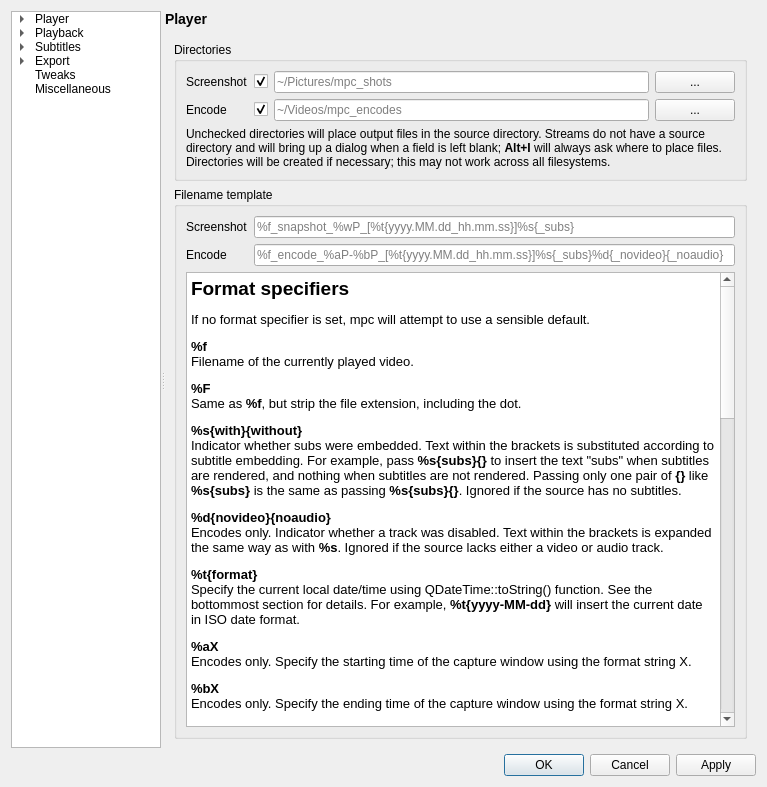
First picture: the form in settingswindow.ui, repository mpc-qt/mpc-qt, before the edit.
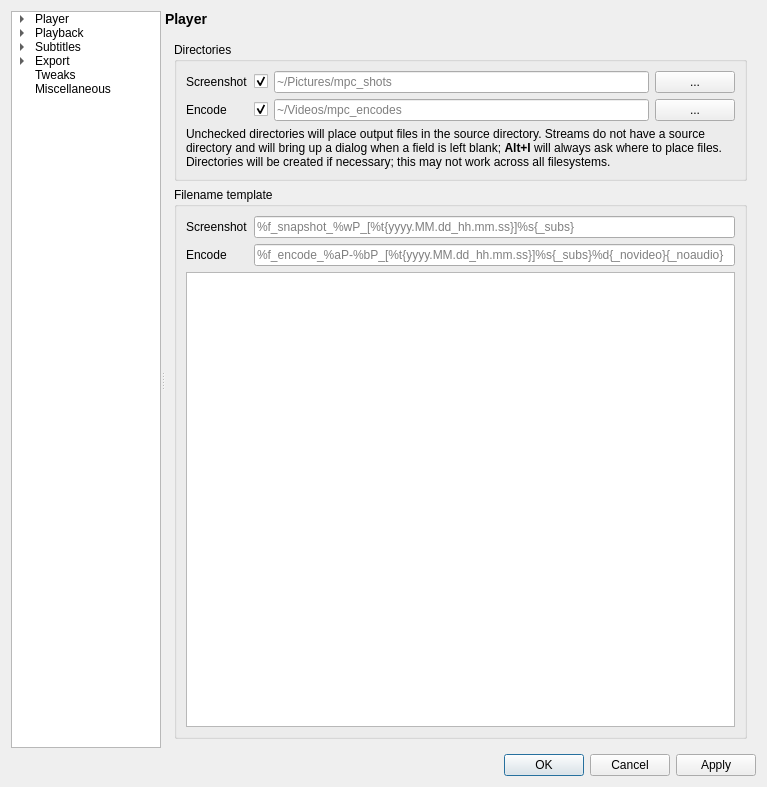
Second picture: the form after the edit. The open tabs and pages were chosen to show the change.

Commit message:
settingswindow: move format documents to resources
I changed my default font to Noto Sans instead of Oxygen Sans.  The
existing documents had Oxygen sans embedded, which looked passable but
different if you knew what you were looking for, so let's move them to a
seperate document and tidy them up a bit with htmltidy.  I doubt Windows
or OSX have either fonts, so lets just go with the default.

The edit to the form file:
```diff
--- a/settingswindow.ui
+++ b/settingswindow.ui
@@ -5332,55 +5332,10 @@
               </item>
               <item row="2" column="0" colspan="2">
                <widget class="QTextBrowser" name="textBrowser">
-                <property name="html">
-                 <string>&lt;!DOCTYPE HTML PUBLIC &quot;-//W3C//DTD HTML 4.0//EN&quot; &quot;http://www.w3.org/TR/REC-html40/strict.dtd&quot;&gt;
-&lt;html&gt;&lt;head&gt;&lt;meta name=&quot;qrichtext&quot; content=&quot;1&quot; /&gt;&lt;style type=&quot;text/css&quot;&gt;
-p, li { white-space: pre-wrap; }
-&lt;/style&gt;&lt;/head&gt;&lt;body style=&quot; font-family:'Oxygen-Sans'; font-size:10pt; font-weight:400; font-style:normal;&quot;&gt;
-&lt;p style=&quot; margin-top:12px; margin-bottom:12px; margin-left:0px; margin-right:0px; -qt-block-indent:0; text-indent:0px;&quot;&gt;&lt;span style=&quot; font-size:14pt; font-weight:600;&quot;&gt;Format specifiers&lt;/span&gt;&lt;/p&gt;
-&lt;p style=&quot; margin-top:12px; margin-bottom:12px; margin-left:0px; margin-right:0px; -qt-block-indent:0; text-indent:0px;&quot;&gt;If no format specifier is set, mpc will attempt to use a sensible default.&lt;/p&gt;
-&lt;p style=&quot; margin-top:12px; margin-bottom:12px; margin-left:0px; margin-right:0px; -qt-block-indent:0; text-indent:0px;&quot;&gt;&lt;span style=&quot; font-weight:600;&quot;&gt;%f&lt;/span&gt;&lt;br /&gt;Filename of the currently played video.&lt;/p&gt;
-&lt;p style=&quot; margin-top:12px; margin-bottom:12px; margin-left:0px; margin-right:0px; -qt-block-indent:0; text-indent:0px;&quot;&gt;&lt;span style=&quot; font-weight:600;&quot;&gt;%F&lt;/span&gt;&lt;br /&gt;Same as &lt;span style=&quot; font-weight:600;&quot;&gt;%f&lt;/span&gt;, but strip the file extension, including the dot.&lt;/p&gt;
-&lt;p style=&quot; margin-top:12px; margin-bottom:12px; margin-left:0px; margin-right:0px; -qt-block-indent:0; text-indent:0px;&quot;&gt;&lt;span style=&quot; font-weight:600;&quot;&gt;%s{with}{without}&lt;/span&gt;&lt;br /&gt;Indicator whether subs were embedded. Text within the brackets is substituted according to subtitle embedding. For example, pass &lt;span style=&quot; font-weight:600;&quot;&gt;%s{subs}{}&lt;/span&gt; to insert the text &amp;quot;subs&amp;quot; when subtitles are rendered, and nothing when subtitles are not rendered. Passing only one pair of &lt;span style=&quot; font-weight:600;&quot;&gt;{}&lt;/span&gt; like &lt;span style=&quot; font-weight:600;&quot;&gt;%s{subs}&lt;/span&gt; is the same as passing &lt;span style=&quot; font-weight:600;&quot;&gt;%s{subs}{}&lt;/span&gt;. Ignored if the source has no subtitles.&lt;/p&gt;
-&lt;p style=&quot; margin-top:12px; margin-bottom:12px; margin-left:0px; margin-right:0px; -qt-block-indent:0; text-indent:0px;&quot;&gt;&lt;span style=&quot; font-weight:600;&quot;&gt;%d{novideo}{noaudio}&lt;/span&gt;&lt;br /&gt;Encodes only. Indicator whether a track was disabled. Text within the brackets is expanded the same way as with &lt;span style=&quot; font-weight:600;&quot;&gt;%s&lt;/span&gt;. Ignored if the source lacks either a video or audio track.&lt;/p&gt;
-&lt;p style=&quot; margin-top:12px; margin-bottom:12px; margin-left:0px; margin-right:0px; -qt-block-indent:0; text-indent:0px;&quot;&gt;&lt;span style=&quot; font-weight:600;&quot;&gt;%t{format}&lt;/span&gt;&lt;br /&gt;Specify the current local date/time using QDateTime::toString() function. See the bottommost section for details. For example, &lt;span style=&quot; font-weight:600;&quot;&gt;%t{yyyy-MM-dd}&lt;/span&gt; will insert the current date in ISO date format.&lt;/p&gt;
-&lt;p style=&quot; margin-top:12px; margin-bottom:12px; margin-left:0px; margin-right:0px; -qt-block-indent:0; text-indent:0px;&quot;&gt;&lt;span style=&quot; font-weight:600;&quot;&gt;%aX&lt;/span&gt;&lt;br /&gt;Encodes only. Specify the starting time of the capture window using the format string X.&lt;/p&gt;
-&lt;p style=&quot; margin-top:12px; margin-bottom:12px; margin-left:0px; margin-right:0px; -qt-block-indent:0; text-indent:0px;&quot;&gt;&lt;span style=&quot; font-weight:600;&quot;&gt;%bX&lt;/span&gt;&lt;br /&gt;Encodes only. Specify the ending time of the capture window using the format string X.&lt;/p&gt;
-&lt;p style=&quot; margin-top:12px; margin-bottom:12px; margin-left:0px; margin-right:0px; -qt-block-indent:0; text-indent:0px;&quot;&gt;&lt;span style=&quot; font-weight:600;&quot;&gt;%wX&lt;/span&gt;&lt;br /&gt;Screenshots only. Specify the current playback time using the format string X.&lt;/p&gt;
-&lt;p style=&quot; margin-top:12px; margin-bottom:12px; margin-left:0px; margin-right:0px; -qt-block-indent:0; text-indent:0px;&quot;&gt;&lt;span style=&quot; font-weight:600;&quot;&gt;%%&lt;/span&gt;&lt;br /&gt;Replaced with the &lt;span style=&quot; font-weight:600;&quot;&gt;%&lt;/span&gt; character itself.&lt;/p&gt;
-&lt;p style=&quot; margin-top:12px; margin-bottom:12px; margin-left:0px; margin-right:0px; -qt-block-indent:0; text-indent:0px;&quot;&gt;&lt;br /&gt;&lt;span style=&quot; font-size:14pt; font-weight:600;&quot;&gt;Format string X&lt;/span&gt;&lt;/p&gt;
-&lt;p style=&quot; margin-top:12px; margin-bottom:12px; margin-left:0px; margin-right:0px; -qt-block-indent:0; text-indent:0px;&quot;&gt;Replace &lt;span style=&quot; font-weight:600;&quot;&gt;w&lt;/span&gt; with &lt;span style=&quot; font-weight:600;&quot;&gt;a&lt;/span&gt; or &lt;span style=&quot; font-weight:600;&quot;&gt;b&lt;/span&gt; for encodes.&lt;/p&gt;
-&lt;p style=&quot; margin-top:12px; margin-bottom:12px; margin-left:0px; margin-right:0px; -qt-block-indent:0; text-indent:0px;&quot;&gt;&lt;span style=&quot; font-weight:600;&quot;&gt;%wp&lt;/span&gt;	Equivalent to &lt;span style=&quot; font-weight:600;&quot;&gt;%wH:%wM:%wS&lt;/span&gt;&lt;/p&gt;
-&lt;p style=&quot; margin-top:12px; margin-bottom:12px; margin-left:0px; margin-right:0px; -qt-block-indent:0; text-indent:0px;&quot;&gt;&lt;span style=&quot; font-weight:600;&quot;&gt;%wP&lt;/span&gt;	Equivalent to &lt;span style=&quot; font-weight:600;&quot;&gt;%wH:%wM:%wS.%wT&lt;/span&gt;&lt;/p&gt;
-&lt;p style=&quot; margin-top:12px; margin-bottom:12px; margin-left:0px; margin-right:0px; -qt-block-indent:0; text-indent:0px;&quot;&gt;&lt;span style=&quot; font-weight:600;&quot;&gt;%wH&lt;/span&gt;	hour (padded with 0 to two digits)&lt;/p&gt;
-&lt;p style=&quot; margin-top:12px; margin-bottom:12px; margin-left:0px; margin-right:0px; -qt-block-indent:0; text-indent:0px;&quot;&gt;&lt;span style=&quot; font-weight:600;&quot;&gt;%wh&lt;/span&gt;	hour (not padded)&lt;/p&gt;
-&lt;p style=&quot; margin-top:12px; margin-bottom:12px; margin-left:0px; margin-right:0px; -qt-block-indent:0; text-indent:0px;&quot;&gt;&lt;span style=&quot; font-weight:600;&quot;&gt;%wM&lt;/span&gt;	minutes (00-59)&lt;/p&gt;
-&lt;p style=&quot; margin-top:12px; margin-bottom:12px; margin-left:0px; margin-right:0px; -qt-block-indent:0; text-indent:0px;&quot;&gt;&lt;span style=&quot; font-weight:600;&quot;&gt;%wm&lt;/span&gt;	total minutes (includes hours, unlike %wM)&lt;/p&gt;
-&lt;p style=&quot; margin-top:12px; margin-bottom:12px; margin-left:0px; margin-right:0px; -qt-block-indent:0; text-indent:0px;&quot;&gt;&lt;span style=&quot; font-weight:600;&quot;&gt;%wS&lt;/span&gt;	seconds (00-59)&lt;/p&gt;
-&lt;p style=&quot; margin-top:12px; margin-bottom:12px; margin-left:0px; margin-right:0px; -qt-block-indent:0; text-indent:0px;&quot;&gt;&lt;span style=&quot; font-weight:600;&quot;&gt;%ws&lt;/span&gt;	total seconds (includes hours and minutes)&lt;/p&gt;
-&lt;p style=&quot; margin-top:12px; margin-bottom:12px; margin-left:0px; margin-right:0px; -qt-block-indent:0; text-indent:0px;&quot;&gt;&lt;span style=&quot; font-weight:600;&quot;&gt;%wf&lt;/span&gt;	like &lt;span style=&quot; font-weight:600;&quot;&gt;%ws&lt;/span&gt;, but as float&lt;/p&gt;
-&lt;p style=&quot; margin-top:12px; margin-bottom:12px; margin-left:0px; margin-right:0px; -qt-block-indent:0; text-indent:0px;&quot;&gt;&lt;span style=&quot; font-weight:600;&quot;&gt;%wT&lt;/span&gt;	milliseconds (000-999)&lt;/p&gt;
-&lt;p style=&quot; margin-top:12px; margin-bottom:12px; margin-left:0px; margin-right:0px; -qt-block-indent:0; text-indent:0px;&quot;&gt;&lt;br /&gt;&lt;span style=&quot; font-size:14pt; font-weight:600;&quot;&gt;QDateTime format&lt;/span&gt;&lt;/p&gt;
-&lt;p style=&quot; margin-top:12px; margin-bottom:12px; margin-left:0px; margin-right:0px; -qt-block-indent:0; text-indent:0px;&quot;&gt;&lt;span style=&quot; font-weight:600;&quot;&gt;d&lt;/span&gt;	the day as number without a leading zero (1 to 31)&lt;/p&gt;
-&lt;p style=&quot; margin-top:12px; margin-bottom:12px; margin-left:0px; margin-right:0px; -qt-block-indent:0; text-indent:0px;&quot;&gt;&lt;span style=&quot; font-weight:600;&quot;&gt;dd&lt;/span&gt;	the day as number with a leading zero (01 to 31)&lt;/p&gt;
-&lt;p style=&quot; margin-top:12px; margin-bottom:12px; margin-left:0px; margin-right:0px; -qt-block-indent:0; text-indent:0px;&quot;&gt;&lt;span style=&quot; font-weight:600;&quot;&gt;ddd&lt;/span&gt;	the abbreviated localized day name (e.g. 'Mon' to 'Sun')&lt;/p&gt;
-&lt;p style=&quot; margin-top:12px; margin-bottom:12px; margin-left:0px; margin-right:0px; -qt-block-indent:0; text-indent:0px;&quot;&gt;&lt;span style=&quot; font-weight:600;&quot;&gt;dddd&lt;/span&gt;	the long localized day name (e.g. 'Monday' to 'Sunday')&lt;/p&gt;
-&lt;p style=&quot; margin-top:12px; margin-bottom:12px; margin-left:0px; margin-right:0px; -qt-block-indent:0; text-indent:0px;&quot;&gt;&lt;span style=&quot; font-weight:600;&quot;&gt;M&lt;/span&gt;	the month as number without a leading zero (1-12)&lt;/p&gt;
-&lt;p style=&quot; margin-top:12px; margin-bottom:12px; margin-left:0px; margin-right:0px; -qt-block-indent:0; text-indent:0px;&quot;&gt;&lt;span style=&quot; font-weight:600;&quot;&gt;MM&lt;/span&gt;	the month as number with a leading zero (01-12)&lt;/p&gt;
-&lt;p style=&quot; margin-top:12px; margin-bottom:12px; margin-left:0px; margin-right:0px; -qt-block-indent:0; text-indent:0px;&quot;&gt;&lt;span style=&quot; font-weight:600;&quot;&gt;MMM&lt;/span&gt;	the abbreviated localized month name (e.g. 'Jan' to 'Dec')&lt;/p&gt;
-&lt;p style=&quot; margin-top:12px; margin-bottom:12px; margin-left:0px; margin-right:0px; -qt-block-indent:0; text-indent:0px;&quot;&gt;&lt;span style=&quot; font-weight:600;&quot;&gt;MMMM&lt;/span&gt;	the long localized month name (e.g. 'January' to 'December')&lt;/p&gt;
-&lt;p style=&quot; margin-top:12px; margin-bottom:12px; margin-left:0px; margin-right:0px; -qt-block-indent:0; text-indent:0px;&quot;&gt;&lt;span style=&quot; font-weight:600;&quot;&gt;yy&lt;/span&gt;	the year as two digit number (00-99)&lt;/p&gt;
-&lt;p style=&quot; margin-top:12px; margin-bottom:12px; margin-left:0px; margin-right:0px; -qt-block-indent:0; text-indent:0px;&quot;&gt;&lt;span style=&quot; font-weight:600;&quot;&gt;yyyy&lt;/span&gt;	the year as four digit number&lt;/p&gt;
-&lt;p style=&quot; margin-top:12px; margin-bottom:12px; margin-left:0px; margin-right:0px; -qt-block-indent:0; text-indent:0px;&quot;&gt;&lt;span style=&quot; font-weight:600;&quot;&gt;h&lt;/span&gt;	the hour without a leading zero (0 to 23 or 1 to 12 if AM/PM display)&lt;/p&gt;
-&lt;p style=&quot; margin-top:12px; margin-bottom:12px; margin-left:0px; margin-right:0px; -qt-block-indent:0; text-indent:0px;&quot;&gt;&lt;span style=&quot; font-weight:600;&quot;&gt;hh&lt;/span&gt;	the hour with a leading zero (00 to 23 or 01 to 12 if AM/PM display)&lt;/p&gt;
-&lt;p style=&quot; margin-top:12px; margin-bottom:12px; margin-left:0px; margin-right:0px; -qt-block-indent:0; text-indent:0px;&quot;&gt;&lt;span style=&quot; font-weight:600;&quot;&gt;H&lt;/span&gt;	the hour without a leading zero (0 to 23, even with AM/PM display)&lt;/p&gt;
-&lt;p style=&quot; margin-top:12px; margin-bottom:12px; margin-left:0px; margin-right:0px; -qt-block-indent:0; text-indent:0px;&quot;&gt;&lt;span style=&quot; font-weight:600;&quot;&gt;HH&lt;/span&gt;	the hour with a leading zero (00 to 23, even with AM/PM display)&lt;/p&gt;
-&lt;p style=&quot; margin-top:12px; margin-bottom:12px; margin-left:0px; margin-right:0px; -qt-block-indent:0; text-indent:0px;&quot;&gt;&lt;span style=&quot; font-weight:600;&quot;&gt;m&lt;/span&gt;	the minute without a leading zero (0 to 59)&lt;/p&gt;
-&lt;p style=&quot; margin-top:12px; margin-bottom:12px; margin-left:0px; margin-right:0px; -qt-block-indent:0; text-indent:0px;&quot;&gt;&lt;span style=&quot; font-weight:600;&quot;&gt;mm&lt;/span&gt;	the minute with a leading zero (00 to 59)&lt;/p&gt;
-&lt;p style=&quot; margin-top:12px; margin-bottom:12px; margin-left:0px; margin-right:0px; -qt-block-indent:0; text-indent:0px;&quot;&gt;&lt;span style=&quot; font-weight:600;&quot;&gt;s&lt;/span&gt;	the second without a leading zero (0 to 59)&lt;/p&gt;
-&lt;p style=&quot; margin-top:12px; margin-bottom:12px; margin-left:0px; margin-right:0px; -qt-block-indent:0; text-indent:0px;&quot;&gt;&lt;span style=&quot; font-weight:600;&quot;&gt;ss&lt;/span&gt;	the second with a leading zero (00 to 59)&lt;/p&gt;
-&lt;p style=&quot; margin-top:12px; margin-bottom:12px; margin-left:0px; margin-right:0px; -qt-block-indent:0; text-indent:0px;&quot;&gt;&lt;span style=&quot; font-weight:600;&quot;&gt;z&lt;/span&gt;	the milliseconds without leading zeroes (0 to 999)&lt;/p&gt;
-&lt;p style=&quot; margin-top:12px; margin-bottom:12px; margin-left:0px; margin-right:0px; -qt-block-indent:0; text-indent:0px;&quot;&gt;&lt;span style=&quot; font-weight:600;&quot;&gt;zzz&lt;/span&gt;	the milliseconds with leading zeroes (000 to 999)&lt;/p&gt;&lt;/body&gt;&lt;/html&gt;</string>
+                <property name="source">
+                 <url>
+                  <string>qrc:/text/encodeFormat.html</string>
+                 </url>
                 </property>
                </widget>
               </item>
```
Left out of the diff: 40 changed lines with no effect on the pictures. The commit also changes 3 other files.
